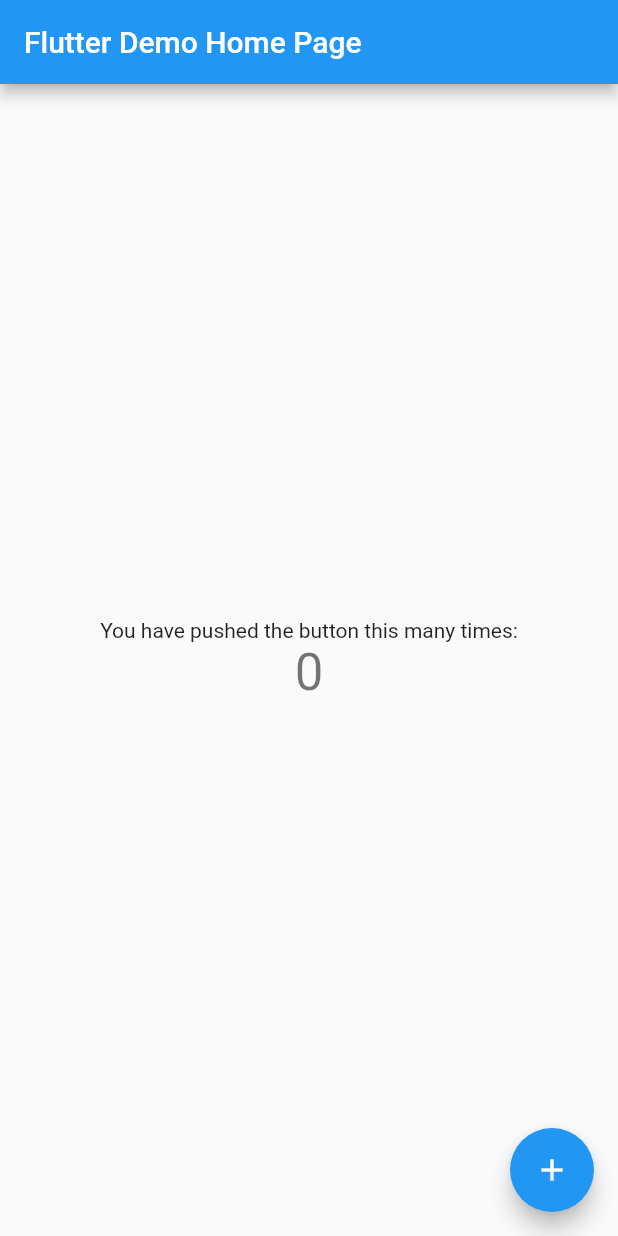
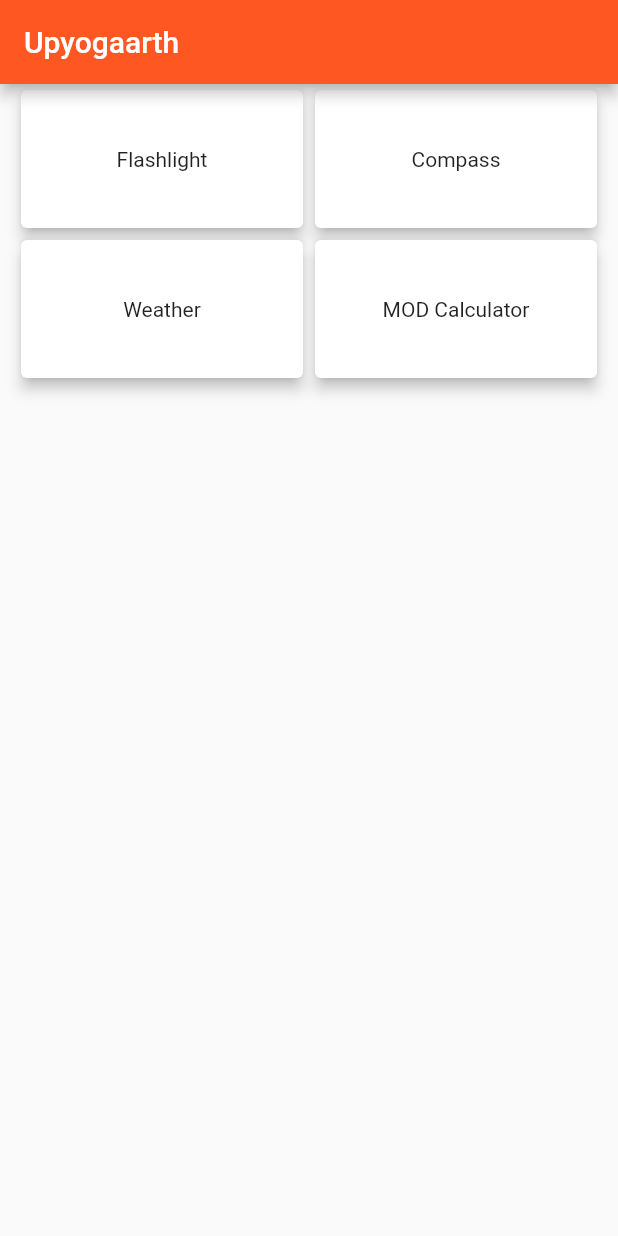
Before and after one commit to ContriHUB/Upyogaarth, a Flutter app: the screen it shows after launch, on a phone screen of 412 x 824 dp. Run offline on Flutter 3.47's test engine with Material 2 defaults, Android fonts, the phone set to English and light mode, and no system bars; missing offline and left inert: torch_light.

Commit message:
Added flashlight

```diff
--- /dev/null
+++ b/lib/homepage.dart
@@ -0,0 +1,38 @@
+import 'package:flutter/material.dart';
+import 'package:upyogaarth/widgets/homecard.dart';
+
+class HomePage extends StatefulWidget {
+  const HomePage({Key? key, required this.title}) : super(key: key);
+
+  final String title;
+
+  @override
+  State<HomePage> createState() => _HomePageState();
+}
+
+class _HomePageState extends State<HomePage> {
+  @override
+  Widget build(BuildContext context) {
+    // This method is rerun every time setState is called, for instance as done
+    // by the _incrementCounter method above.
+    return Scaffold(
+        appBar: AppBar(
+          // Here we take the value from the MyHomePage object that was created by
+          // the App.build method, and use it to set our appbar title.
+          title: Text(widget.title),
+        ),
+        body: ListView(
+          physics: const BouncingScrollPhysics(),
+          children: <Widget>[
+            Row(mainAxisAlignment: MainAxisAlignment.center, children: const [
+              HomeCard(title: "Flashlight"),
+              HomeCard(title: "Compass")
+            ]),
+            Row(mainAxisAlignment: MainAxisAlignment.center, children: const [
+              HomeCard(title: "Weather"),
+              HomeCard(title: "MOD Calculator")
+            ])
+          ],
+        ));
+  }
+}
--- a/lib/main.dart
+++ b/lib/main.dart
@@ -1,4 +1,5 @@
 import 'package:flutter/material.dart';
+import 'package:upyogaarth/homepage.dart';
 
 void main() {
   runApp(const MyApp());
@@ -11,105 +12,12 @@
   @override
   Widget build(BuildContext context) {
     return MaterialApp(
-      title: 'Flutter Demo',
+      title: 'Upyogaarth',
       theme: ThemeData(
-        // This is the theme of your application.
-        //
-        // Try running your application with "flutter run". You'll see the
-        // application has a blue toolbar. Then, without quitting the app, try
-        // changing the primarySwatch below to Colors.green and then invoke
-        // "hot reload" (press "r" in the console where you ran "flutter run",
-        // or simply save your changes to "hot reload" in a Flutter IDE).
-        // Notice that the counter didn't reset back to zero; the application
-        // is not restarted.
-        primarySwatch: Colors.blue,
+        primarySwatch: Colors.deepOrange,
       ),
-      home: const MyHomePage(title: 'Flutter Demo Home Page'),
+      darkTheme: ThemeData.dark(),
+      home: const HomePage(title: 'Upyogaarth'),
     );
   }
 }
-
-class MyHomePage extends StatefulWidget {
-  const MyHomePage({Key? key, required this.title}) : super(key: key);
-
-  // This widget is the home page of your application. It is stateful, meaning
-  // that it has a State object (defined below) that contains fields that affect
-  // how it looks.
-
-  // This class is the configuration for the state. It holds the values (in this
-  // case the title) provided by the parent (in this case the App widget) and
-  // used by the build method of the State. Fields in a Widget subclass are
-  // always marked "final".
-
-  final String title;
-
-  @override
-  State<MyHomePage> createState() => _MyHomePageState();
-}
-
-class _MyHomePageState extends State<MyHomePage> {
-  int _counter = 0;
-
-  void _incrementCounter() {
-    setState(() {
-      // This call to setState tells the Flutter framework that something has
-      // changed in this State, which causes it to rerun the build method below
-      // so that the display can reflect the updated values. If we changed
-      // _counter without calling setState(), then the build method would not be
-      // called again, and so nothing would appear to happen.
-      _counter++;
-    });
-  }
-
-  @override
-  Widget build(BuildContext context) {
-    // This method is rerun every time setState is called, for instance as done
-    // by the _incrementCounter method above.
-    //
-    // The Flutter framework has been optimized to make rerunning build methods
-    // fast, so that you can just rebuild anything that needs updating rather
-    // than having to individually change instances of widgets.
-    return Scaffold(
-      appBar: AppBar(
-        // Here we take the value from the MyHomePage object that was created by
-        // the App.build method, and use it to set our appbar title.
-        title: Text(widget.title),
-      ),
-      body: Center(
-        // Center is a layout widget. It takes a single child and positions it
-        // in the middle of the parent.
-        child: Column(
-          // Column is also a layout widget. It takes a list of children and
-          // arranges them vertically. By default, it sizes itself to fit its
-          // children horizontally, and tries to be as tall as its parent.
-          //
-          // Invoke "debug painting" (press "p" in the console, choose the
-          // "Toggle Debug Paint" action from the Flutter Inspector in Android
-          // Studio, or the "Toggle Debug Paint" command in Visual Studio Code)
-          // to see the wireframe for each widget.
-          //
-          // Column has various properties to control how it sizes itself and
-          // how it positions its children. Here we use mainAxisAlignment to
-          // center the children vertically; the main axis here is the vertical
-          // axis because Columns are vertical (the cross axis would be
-          // horizontal).
-          mainAxisAlignment: MainAxisAlignment.center,
-          children: <Widget>[
-            const Text(
-              'You have pushed the button this many times:',
-            ),
-            Text(
-              '$_counter',
-              style: Theme.of(context).textTheme.headline4,
-            ),
-          ],
-        ),
-      ),
-      floatingActionButton: FloatingActionButton(
-        onPressed: _incrementCounter,
-        tooltip: 'Increment',
-        child: const Icon(Icons.add),
-      ), // This trailing comma makes auto-formatting nicer for build methods.
-    );
-  }
-}
--- /dev/null
+++ b/lib/widgets/homecard.dart
@@ -0,0 +1,35 @@
+import 'package:flutter/material.dart';
+import 'package:upyogaarth/utility_screens/flashlight.dart';
+
+class HomeCard extends StatefulWidget {
+  const HomeCard({Key? key, required this.title}) : super(key: key);
+
+  final String title;
+
+  @override
+  State<HomeCard> createState() => _HomeCardState();
+}
+
+class _HomeCardState extends State<HomeCard> {
+  @override
+  Widget build(BuildContext context) {
+    return SizedBox(
+        height: 100,
+        width: MediaQuery.of(context).size.width / 2 - 10,
+        child: Card(
+            elevation: 4,
+            child: InkWell(
+                onTap: openUtility,
+                child: Center(
+                  child: Text(widget.title),
+                ))));
+  }
+
+  openUtility() {
+    switch (widget.title) {
+      case "Flashlight":
+        Navigator.push(context,
+            MaterialPageRoute(builder: (context) => const FlashlightScreen()));
+    }
+  }
+}
--- a/pubspec.yaml
+++ b/pubspec.yaml
@@ -29,7 +29,7 @@
 dependencies:
   flutter:
     sdk: flutter
-
+  torch_light: ^0.3.0
 
   # The following adds the Cupertino Icons font to your application.
   # Use with the CupertinoIcons class for iOS style icons.
```
Also changed, not shown: lib/utility_screens/flashlight.dart (added, +61 -0 lines), pubspec.lock, 2 other files.
